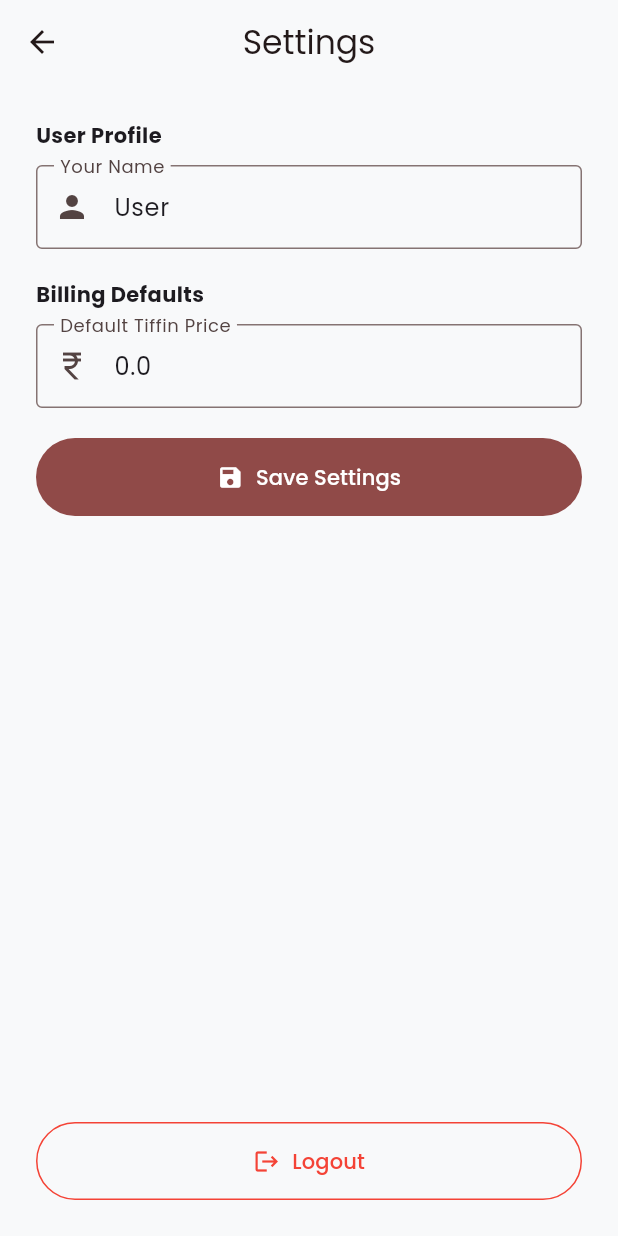
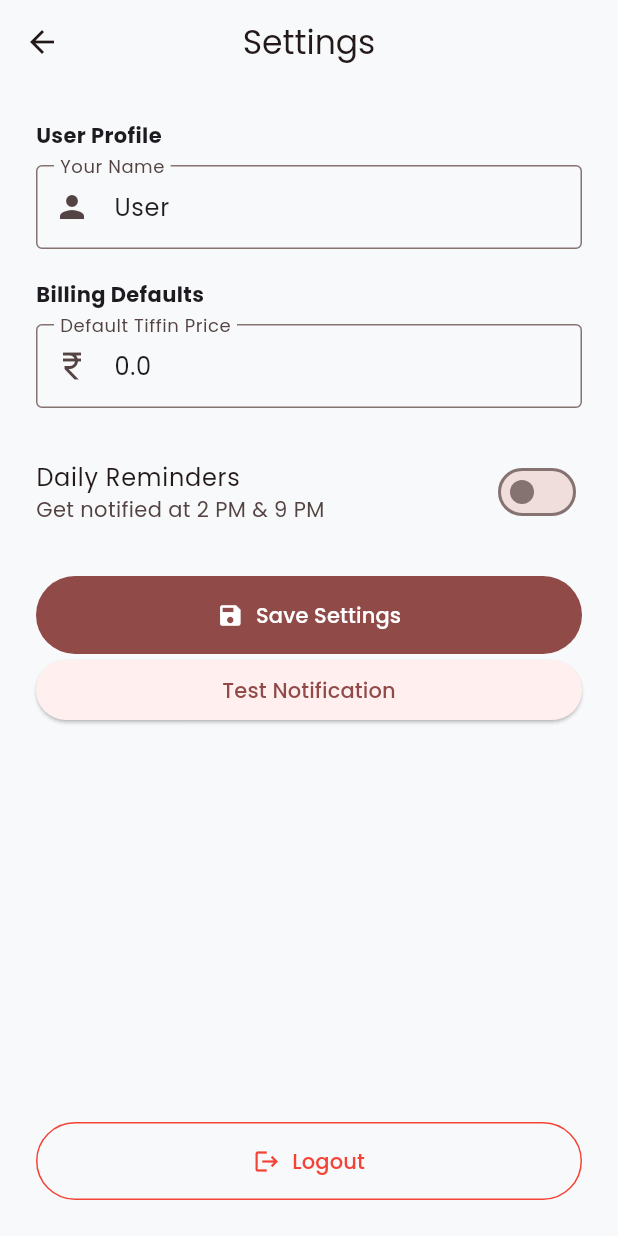
Before and after one commit to sanket-pilane/TiffinMate, a Flutter app: the screen it shows once a user with an empty profile is signed in, after a tap on the "settings" icon, on a phone screen of 412 x 824 dp. Run offline on Flutter 3.47's test engine with Material 3 defaults, Android fonts, the phone set to English and light mode, and no system bars; our stand-ins replace cloud_firestore, equatable, firebase_auth, firebase_core, flutter_animate, flutter_bloc and 9 more; accounts and stored records are empty; generated files the repository leaves out were written again.

Commit message:
feat: added flutter_animate for UI polish and local notifications for daily reminders

```diff
--- /dev/null
+++ b/lib/core/services/notification_service.dart
@@ -0,0 +1,183 @@
+import 'dart:io';
+import 'package:flutter_local_notifications/flutter_local_notifications.dart';
+import 'package:timezone/timezone.dart' as tz;
+import 'package:timezone/data/latest.dart' as tz;
+
+class NotificationService {
+  final FlutterLocalNotificationsPlugin _flutterLocalNotificationsPlugin =
+      FlutterLocalNotificationsPlugin();
+
+  Future<void> initialize() async {
+    tz.initializeTimeZones();
+
+    const AndroidInitializationSettings initializationSettingsAndroid =
+        AndroidInitializationSettings('@mipmap/ic_launcher');
+
+    const DarwinInitializationSettings initializationSettingsDarwin =
+        DarwinInitializationSettings(
+          requestSoundPermission: false,
+          requestBadgePermission: false,
+          requestAlertPermission: false,
+        );
+
+    const InitializationSettings initializationSettings =
+        InitializationSettings(
+          android: initializationSettingsAndroid,
+          iOS: initializationSettingsDarwin,
+        );
+
+    await _flutterLocalNotificationsPlugin.initialize(
+      initializationSettings,
+      onDidReceiveNotificationResponse: (NotificationResponse response) {
+        print('Notification clicked: ${response.payload}');
+      },
+    );
+  }
+
+  Future<bool> requestPermissions() async {
+    if (Platform.isIOS) {
+      final bool? result = await _flutterLocalNotificationsPlugin
+          .resolvePlatformSpecificImplementation<
+            IOSFlutterLocalNotificationsPlugin
+          >()
+          ?.requestPermissions(alert: true, badge: true, sound: true);
+      return result ?? false;
+    } else if (Platform.isAndroid) {
+      final AndroidFlutterLocalNotificationsPlugin? androidImplementation =
+          _flutterLocalNotificationsPlugin
+              .resolvePlatformSpecificImplementation<
+                AndroidFlutterLocalNotificationsPlugin
+              >();
+
+      final bool? notificationsGranted = await androidImplementation
+          ?.requestNotificationsPermission();
+
+      final bool? exactAlarmsGranted = await androidImplementation
+          ?.requestExactAlarmsPermission();
+
+      return (notificationsGranted ?? false) && (exactAlarmsGranted ?? true);
+    }
+    return false;
+  }
+
+  Future<void> showInstantNotification() async {
+    const AndroidNotificationDetails androidNotificationDetails =
+        AndroidNotificationDetails(
+          'instant_channel',
+          'Instant Notifications',
+          channelDescription: 'For testing immediate notifications',
+          importance: Importance.max,
+          priority: Priority.high,
+        );
+
+    const NotificationDetails notificationDetails = NotificationDetails(
+      android: androidNotificationDetails,
+    );
+
+    await _flutterLocalNotificationsPlugin.show(
+      0,
+      'Instant Test ⚡',
+      'If you see this, basic notifications are working!',
+      notificationDetails,
+    );
+  }
+
+  Future<void> scheduleTestNotification() async {
+    try {
+      final now = tz.TZDateTime.now(tz.local);
+      final scheduledTime = now.add(const Duration(seconds: 5));
+
+      await _flutterLocalNotificationsPlugin.zonedSchedule(
+        101,
+        'Test After 5 Seconds',
+        'This reminder worked! 🎯',
+        scheduledTime,
+        const NotificationDetails(
+          android: AndroidNotificationDetails(
+            'test_channel_v2',
+            'Testing Channel',
+            importance: Importance.max,
+            priority: Priority.high,
+          ),
+          iOS: DarwinNotificationDetails(),
+        ),
+        androidScheduleMode: AndroidScheduleMode.exactAllowWhileIdle,
+      );
+
+      print("⏳ Notification scheduled for 5 seconds from now");
+    } catch (e) {
+      print("Error scheduling notification: $e");
+    }
+  }
+
+  Future<void> scheduleDailyReminders() async {
+    await _cancelAll();
+
+    await _scheduleDaily(
+      id: 1,
+      title: 'Lunch Time? 🍛',
+      body: 'Don\'t forget to log your tiffin entry!',
+      hour: 14,
+      minute: 0,
+    );
+
+    await _scheduleDaily(
+      id: 2,
+      title: 'Dinner Served? 🍲',
+      body: 'Track your dinner to keep your bill accurate.',
+      hour: 21,
+      minute: 0,
+    );
+  }
+
+  Future<void> disableNotifications() async {
+    await _cancelAll();
+  }
+
+  Future<void> _scheduleDaily({
+    required int id,
+    required String title,
+    required String body,
+    required int hour,
+    required int minute,
+  }) async {
+    await _flutterLocalNotificationsPlugin.zonedSchedule(
+      id,
+      title,
+      body,
+      _nextInstanceOfTime(hour, minute),
+      const NotificationDetails(
+        android: AndroidNotificationDetails(
+          'daily_reminders_v2',
+          'Daily Reminders',
+          channelDescription: 'Reminds you to log your meals',
+          importance: Importance.max,
+          priority: Priority.high,
+        ),
+        iOS: DarwinNotificationDetails(),
+      ),
+      androidScheduleMode: AndroidScheduleMode.exactAllowWhileIdle,
+      matchDateTimeComponents: DateTimeComponents.time,
+    );
+  }
+
+  tz.TZDateTime _nextInstanceOfTime(int hour, int minute) {
+    final tz.TZDateTime now = tz.TZDateTime.now(tz.local);
+    tz.TZDateTime scheduledDate = tz.TZDateTime(
+      tz.local,
+      now.year,
+      now.month,
+      now.day,
+      hour,
+      minute,
+    );
+    if (scheduledDate.isBefore(now)) {
+      scheduledDate = scheduledDate.add(const Duration(days: 1));
+    }
+    return scheduledDate;
+  }
+
+  Future<void> _cancelAll() async {
+    await _flutterLocalNotificationsPlugin.cancelAll();
+  }
+}
--- a/lib/core/services/pdf_generate.dart
+++ b/lib/core/services/pdf_generate.dart
@@ -1,4 +1,3 @@
-import 'package:flutter/services.dart';
 import 'package:intl/intl.dart';
 import 'package:pdf/pdf.dart';
 import 'package:pdf/widgets.dart' as pw;
--- a/lib/main.dart
+++ b/lib/main.dart
@@ -2,6 +2,7 @@ import 'package:firebase_auth/firebase_auth.dart';
 import 'package:flutter/material.dart';
 import 'package:flutter_bloc/flutter_bloc.dart';
 import 'package:firebase_core/firebase_core.dart';
+import 'package:tiffin_mate/core/services/notification_service.dart';
 import 'package:tiffin_mate/core/theme/app_theme.dart';
 import 'package:tiffin_mate/data/repositories/tiffin_repository.dart';
 import 'package:tiffin_mate/data/repositories/tiffin_repository_impl.dart';
@@ -16,56 +17,70 @@ void main() async {
 
   await Firebase.initializeApp(options: DefaultFirebaseOptions.currentPlatform);
 
+  // 1. Initialize Service ONLY (Don't request permissions here)
+  final notificationService = NotificationService();
+  await notificationService.initialize();
+
   final tiffinRepository = TiffinRepositoryImpl();
   await tiffinRepository.initialize();
 
-  runApp(TiffinApp(repository: tiffinRepository));
+  runApp(
+    TiffinApp(
+      repository: tiffinRepository,
+      notificationService: notificationService,
+    ),
+  );
 }
 
 class TiffinApp extends StatelessWidget {
   final TiffinRepository repository;
+  final NotificationService notificationService;
 
-  const TiffinApp({super.key, required this.repository});
+  const TiffinApp({
+    super.key,
+    required this.repository,
+    required this.notificationService,
+  });
 
   @override
   Widget build(BuildContext context) {
     return RepositoryProvider.value(
       value: repository,
+      child: RepositoryProvider.value(
+        value: notificationService, // 2. Provide the service to the app
         child: MaterialApp(
           title: 'TiffinMate',
           debugShowCheckedModeBanner: false,
           theme: AppTheme.lightTheme,
           darkTheme: AppTheme.darkTheme,
           themeMode: ThemeMode.system,
-        // The StreamBuilder listens to Firebase Auth changes
           home: StreamBuilder<User?>(
             stream: repository.authStateChanges,
             builder: (context, snapshot) {
-            // If the stream is waiting (app start), show a loader
               if (snapshot.connectionState == ConnectionState.waiting) {
                 return const Scaffold(
                   body: Center(child: CircularProgressIndicator()),
                 );
               }
 
-            // If user is logged in
               if (snapshot.hasData) {
                 return MultiBlocProvider(
                   providers: [
-                  // Re-create the Bloc when the user changes to ensure data isolation
                     BlocProvider(
                       key: ValueKey(snapshot.data!.uid),
                       create: (context) =>
-                        TiffinBloc(repository: repository)..add(LoadTiffins()),
+                          TiffinBloc(repository: repository)
+                            ..add(LoadTiffins()),
                     ),
                   ],
+                  // 3. Pass the service to HomeScreen or let HomeScreen look it up
                   child: const HomeScreen(),
                 );
               }
 
-            // If user is logged out
               return AuthScreen(repository: repository);
             },
+          ),
         ),
       ),
     );
--- a/lib/presentation/screens/dashboard_screen.dart
+++ b/lib/presentation/screens/dashboard_screen.dart
@@ -1,4 +1,5 @@
 import 'package:flutter/material.dart';
+import 'package:flutter_animate/flutter_animate.dart'; // Import
 import 'package:flutter_bloc/flutter_bloc.dart';
 import 'package:lottie/lottie.dart';
 import 'package:intl/intl.dart';
@@ -6,7 +7,6 @@ import 'package:tiffin_mate/logic/blocs/tiffin_bloc.dart';
 import 'package:tiffin_mate/logic/blocs/tiffin_event.dart';
 import 'package:tiffin_mate/logic/blocs/tiffin_state.dart';
 import 'package:tiffin_mate/presentation/screens/setting_screen.dart';
-
 import 'package:tiffin_mate/presentation/widgets/add_tiffin_sheet.dart';
 import 'package:tiffin_mate/presentation/widgets/summary_card.dart';
 
@@ -34,7 +34,6 @@ class DashboardScreen extends StatelessWidget {
           IconButton(
             icon: const Icon(Icons.settings_outlined),
             onPressed: () {
-              // Same fix applies to navigation if SettingsScreen needs the Bloc
               Navigator.push(
                 context,
                 MaterialPageRoute(
@@ -65,17 +64,29 @@ class DashboardScreen extends StatelessWidget {
               crossAxisAlignment: CrossAxisAlignment.start,
               children: [
                 const SizedBox(height: 10),
+                // Animate Summary Card: Slide in from top + Shimmer
                 SummaryCard(
                       totalCost: weekTotal,
                       tiffinCount: state.tiffins.length,
-                ),
+                    )
+                    .animate()
+                    .slideY(
+                      begin: -0.2,
+                      end: 0,
+                      duration: 500.ms,
+                      curve: Curves.easeOut,
+                    )
+                    .fadeIn(duration: 500.ms)
+                    .shimmer(delay: 1000.ms, duration: 1500.ms),
+
                 const SizedBox(height: 30),
                 Text(
                   "Recent Entries",
                   style: Theme.of(
                     context,
                   ).textTheme.titleLarge?.copyWith(fontWeight: FontWeight.bold),
-                ),
+                ).animate().fadeIn(delay: 300.ms),
+
                 const SizedBox(height: 16),
                 Expanded(
                   child: state.tiffins.isEmpty
@@ -89,16 +100,13 @@ class DashboardScreen extends StatelessWidget {
       ),
       floatingActionButton: FloatingActionButton.extended(
         onPressed: () {
-          // 1. Capture the Bloc instance from the current context
           final tiffinBloc = context.read<TiffinBloc>();
-
           showModalBottomSheet(
             context: context,
             isScrollControlled: true,
             shape: const RoundedRectangleBorder(
               borderRadius: BorderRadius.vertical(top: Radius.circular(20)),
             ),
-            // 2. Wrap the sheet in BlocProvider.value to pass the captured instance
             builder: (context) => BlocProvider.value(
               value: tiffinBloc,
               child: const AddTiffinSheet(),
@@ -107,7 +115,7 @@ class DashboardScreen extends StatelessWidget {
         },
         label: const Text("Add Tiffin"),
         icon: const Icon(Icons.add),
-      ),
+      ).animate().scale(delay: 500.ms, duration: 300.ms),
     );
   }
 
@@ -117,7 +125,7 @@ class DashboardScreen extends StatelessWidget {
         mainAxisAlignment: MainAxisAlignment.center,
         children: [
           Lottie.asset(
-            'assets/animations/empty_state.json',
+            'assets/animations/empty.json',
             height: 200,
             errorBuilder: (context, error, stackTrace) =>
                 const Icon(Icons.fastfood, size: 80, color: Colors.grey),
@@ -128,7 +136,7 @@ class DashboardScreen extends StatelessWidget {
             style: TextStyle(color: Colors.grey, fontSize: 16),
           ),
         ],
-      ),
+      ).animate().fadeIn(duration: 600.ms),
     );
   }
 
@@ -137,6 +145,8 @@ class DashboardScreen extends StatelessWidget {
       itemCount: tiffins.length,
       itemBuilder: (context, index) {
         final tiffin = tiffins[index];
+
+        // List Item Animation: Staggered Slide In
         return Dismissible(
               key: Key(tiffin.id),
               direction: DismissDirection.endToStart,
@@ -151,7 +161,9 @@ class DashboardScreen extends StatelessWidget {
                 child: const Icon(Icons.delete, color: Colors.white),
               ),
               onDismissed: (direction) {
-            context.read<TiffinBloc>().add(DeleteTiffinEntryEvent(tiffin.id));
+                context.read<TiffinBloc>().add(
+                  DeleteTiffinEntryEvent(tiffin.id),
+                );
                 ScaffoldMessenger.of(
                   context,
                 ).showSnackBar(const SnackBar(content: Text("Entry deleted")));
@@ -159,7 +171,7 @@ class DashboardScreen extends StatelessWidget {
               child: Card(
                 margin: const EdgeInsets.only(bottom: 12),
                 elevation: 0,
-            color: Colors.white,
+                color: Colors.grey.shade600,
                 shape: RoundedRectangleBorder(
                   side: BorderSide(color: Colors.grey.shade200),
                   borderRadius: BorderRadius.circular(12),
@@ -170,8 +182,12 @@ class DashboardScreen extends StatelessWidget {
                         ? Colors.orange.shade100
                         : Colors.indigo.shade100,
                     child: Icon(
-                  tiffin.type == 'Lunch' ? Icons.sunny : Icons.nightlight_round,
-                  color: tiffin.type == 'Lunch' ? Colors.orange : Colors.indigo,
+                      tiffin.type == 'Lunch'
+                          ? Icons.sunny
+                          : Icons.nightlight_round,
+                      color: tiffin.type == 'Lunch'
+                          ? Colors.orange
+                          : Colors.indigo,
                       size: 20,
                     ),
                   ),
@@ -193,7 +209,16 @@ class DashboardScreen extends StatelessWidget {
                   ),
                 ),
               ),
-        );
+            )
+            .animate()
+            .slideX(
+              begin: 0.2, // Slide from right
+              end: 0,
+              duration: 400.ms,
+              delay: (index * 50).ms, // Stagger effect
+              curve: Curves.easeOutQuad,
+            )
+            .fadeIn(duration: 400.ms);
       },
     );
   }
--- a/lib/presentation/screens/home_screen.dart
+++ b/lib/presentation/screens/home_screen.dart
@@ -1,4 +1,6 @@
 import 'package:flutter/material.dart';
+import 'package:flutter_bloc/flutter_bloc.dart';
+import 'package:tiffin_mate/core/services/notification_service.dart';
 import 'package:tiffin_mate/presentation/screens/dashboard_screen.dart';
 import 'package:tiffin_mate/presentation/screens/history_screen.dart';
 
@@ -11,6 +13,15 @@ class HomeScreen extends StatefulWidget {
 
 class _HomeScreenState extends State<HomeScreen> {
   int _currentIndex = 0;
+  @override
+  void initState() {
+    super.initState();
+    // 1. Request permissions when Home Screen loads
+    // Using addPostFrameCallback ensures context is available
+    WidgetsBinding.instance.addPostFrameCallback((_) {
+      context.read<NotificationService>().requestPermissions();
+    });
+  }
 
   final List<Widget> _screens = [
     const DashboardScreen(),
--- a/lib/presentation/screens/setting_screen.dart
+++ b/lib/presentation/screens/setting_screen.dart
@@ -1,5 +1,6 @@
 import 'package:flutter/material.dart';
 import 'package:flutter_bloc/flutter_bloc.dart';
+import 'package:tiffin_mate/core/services/notification_service.dart';
 import 'package:tiffin_mate/data/models/user_profile.dart';
 import 'package:tiffin_mate/data/repositories/tiffin_repository.dart';
 import 'package:tiffin_mate/logic/blocs/tiffin_bloc.dart';
@@ -17,6 +18,7 @@ class _SettingsScreenState extends State<SettingsScreen> {
   final _nameController = TextEditingController();
   final _priceController = TextEditingController();
   final _formKey = GlobalKey<FormState>();
+  bool _notificationsEnabled = false;
 
   @override
   void initState() {
@@ -25,6 +27,30 @@ class _SettingsScreenState extends State<SettingsScreen> {
     if (state.userProfile != null) {
       _nameController.text = state.userProfile!.name;
       _priceController.text = state.userProfile!.defaultTiffinPrice.toString();
+    }
+    // In a real app, save this preference to Hive/SharedPreferences
+  }
+
+  void _toggleNotifications(bool value) async {
+    setState(() => _notificationsEnabled = value);
+    final service = context.read<NotificationService>();
+
+    if (value) {
+      bool granted = await service.requestPermissions();
+      if (granted) {
+        await service.scheduleDailyReminders();
+        if (mounted) {
+          ScaffoldMessenger.of(context).showSnackBar(
+            const SnackBar(
+              content: Text('Reminders scheduled for 2 PM & 9 PM'),
+            ),
+          );
+        }
+      } else {
+        setState(() => _notificationsEnabled = false); // Revert if denied
+      }
+    } else {
+      await service.disableNotifications();
     }
   }
 
@@ -46,11 +72,9 @@ class _SettingsScreenState extends State<SettingsScreen> {
   }
 
   void _logout() async {
-    // Access repo via context if provided, or pass it.
-    // Since we use RepositoryProvider in Main (coming next), we can read it.
     await context.read<TiffinRepository>().signOut();
     if (mounted) {
-      Navigator.pop(context); // Close settings to return to root wrapper
+      Navigator.pop(context);
     }
   }
 
@@ -103,6 +127,14 @@ class _SettingsScreenState extends State<SettingsScreen> {
                   validator: (val) => val!.isEmpty ? 'Enter a price' : null,
                 ),
                 const SizedBox(height: 20),
+                SwitchListTile(
+                  contentPadding: EdgeInsets.zero,
+                  title: const Text("Daily Reminders"),
+                  subtitle: const Text("Get notified at 2 PM & 9 PM"),
+                  value: _notificationsEnabled,
+                  onChanged: _toggleNotifications,
+                ),
+                const SizedBox(height: 20),
                 FilledButton.icon(
                   onPressed: _saveSettings,
                   icon: const Icon(Icons.save),
@@ -111,6 +143,23 @@ class _SettingsScreenState extends State<SettingsScreen> {
                     padding: const EdgeInsets.all(16),
                   ),
                 ),
+                ElevatedButton(
+                  onPressed: () async {
+                    // Correct Way: Use the service provided by main.dart
+                    await context
+                        .read<NotificationService>()
+                        .showInstantNotification();
+
+                    // Debug helper: Show a snackbar so you know you clicked it
+                    ScaffoldMessenger.of(context).showSnackBar(
+                      const SnackBar(
+                        content: Text('Scheduled! Wait 5 seconds...'),
+                      ),
+                    );
+                  },
+                  child: const Text("Test Notification"),
+                ),
+
                 const Spacer(),
                 OutlinedButton.icon(
                   onPressed: _logout,
--- a/lib/presentation/widgets/summary_card.dart
+++ b/lib/presentation/widgets/summary_card.dart
@@ -42,13 +42,13 @@ class SummaryCard extends StatelessWidget {
             children: [
               Text(
                 "This Week",
-                style: Theme.of(context).textTheme.titleMedium?.copyWith(
-                  color: Colors.white.withOpacity(0.9),
-                ),
+                style: Theme.of(
+                  context,
+                ).textTheme.titleMedium?.copyWith(color: Colors.grey.shade800),
               ),
               Icon(
                 Icons.calendar_today_rounded,
-                color: Colors.white.withOpacity(0.7),
+                color: Colors.grey.shade800,
                 size: 18,
               ),
             ],
@@ -72,7 +72,7 @@ class SummaryCard extends StatelessWidget {
             ),
             child: Text(
               "$tiffinCount Tiffins consumed",
-              style: const TextStyle(color: Colors.white, fontSize: 13),
+              style: TextStyle(color: Colors.grey.shade800, fontSize: 13),
             ),
           ),
         ],
--- a/pubspec.yaml
+++ b/pubspec.yaml
@@ -28,6 +28,9 @@ dependencies:
   table_calendar: ^3.1.3
   pdf: ^3.11.3
   printing: ^5.14.2
+  flutter_animate: ^4.5.2
+  flutter_local_notifications: ^19.5.0
+  timezone: ^0.10.1
 
 dev_dependencies:
   flutter_test:
```
Also changed, not shown: assets/animations/empty.json (added, +1 -0 lines), pubspec.lock, 5 other files. Lines whose indentation alone changed are shown as unchanged.
